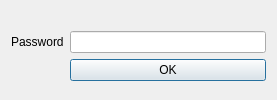
607011/Qt-SESAM, file ctSESAM/masterpassworddialog.ui: the form before one commit.
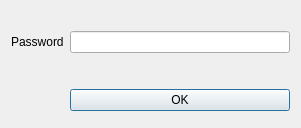
The form after the commit.

```diff
--- a/ctSESAM/masterpassworddialog.ui
+++ b/ctSESAM/masterpassworddialog.ui
@@ -6,8 +6,8 @@
    <rect>
     <x>0</x>
     <y>0</y>
-    <width>277</width>
-    <height>100</height>
+    <width>301</width>
+    <height>119</height>
    </rect>
   </property>
   <property name="focusPolicy">
@@ -39,14 +39,14 @@
        </property>
       </widget>
      </item>
-     <item row="1" column="1">
+     <item row="2" column="1">
       <widget class="QPushButton" name="okPushButton">
        <property name="text">
         <string>OK</string>
        </property>
       </widget>
      </item>
-     <item row="2" column="1">
+     <item row="3" column="1">
       <spacer name="verticalSpacer">
        <property name="orientation">
         <enum>Qt::Vertical</enum>
@@ -59,6 +59,25 @@
        </property>
       </spacer>
      </item>
+     <item row="1" column="1">
+      <widget class="QLabel" name="strengthLabel">
+       <property name="minimumSize">
+        <size>
+         <width>0</width>
+         <height>24</height>
+        </size>
+       </property>
+       <property name="text">
+        <string/>
+       </property>
+       <property name="alignment">
+        <set>Qt::AlignCenter</set>
+       </property>
+       <property name="margin">
+        <number>5</number>
+       </property>
+      </widget>
+     </item>
     </layout>
    </item>
    <item row="0" column="0">
```
